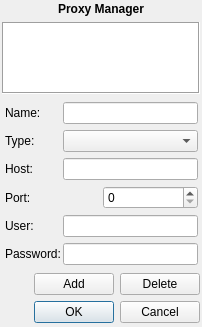
First picture: the form in src/plugins/connectionmanager/editproxydialog2.ui, repository xnamed/vacuum-im, before the edit.
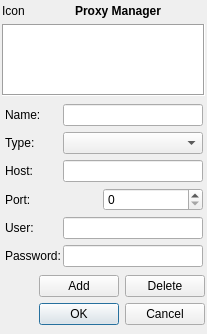
Second picture: the form after the edit.

The edit to the form file:
```diff
--- a/src/plugins/connectionmanager/editproxydialog2.ui
+++ b/src/plugins/connectionmanager/editproxydialog2.ui
@@ -6,8 +6,8 @@
    <rect>
     <x>0</x>
     <y>0</y>
-    <width>202</width>
-    <height>319</height>
+    <width>207</width>
+    <height>323</height>
    </rect>
   </property>
   <property name="sizePolicy">
@@ -24,14 +24,23 @@
     <number>2</number>
    </property>
    <property name="topMargin">
-    <number>2</number>
+    <number>4</number>
    </property>
    <property name="rightMargin">
     <number>2</number>
    </property>
    <property name="bottomMargin">
-    <number>4</number>
+    <number>9</number>
    </property>
+   <item>
+    <layout class="QHBoxLayout" name="horizontalLayout_3">
+     <item>
+      <widget class="QLabel" name="lblIcon">
+       <property name="text">
+        <string>Icon</string>
+       </property>
+      </widget>
+     </item>
    <item>
     <widget class="QLabel" name="lblTitle">
      <property name="sizePolicy">
@@ -53,6 +62,8 @@
       <set>Qt::AlignCenter</set>
      </property>
     </widget>
+     </item>
+    </layout>
    </item>
    <item>
     <widget class="QListWidget" name="ltwProxyList">
```
Lines whose indentation alone changed are shown as unchanged.
